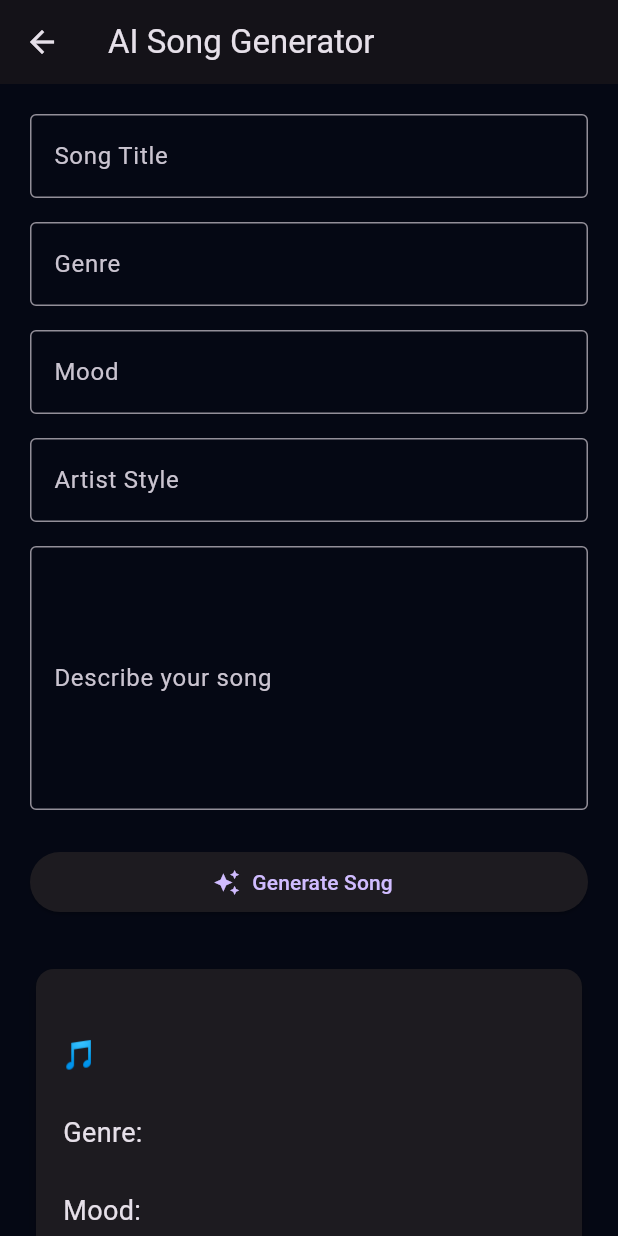
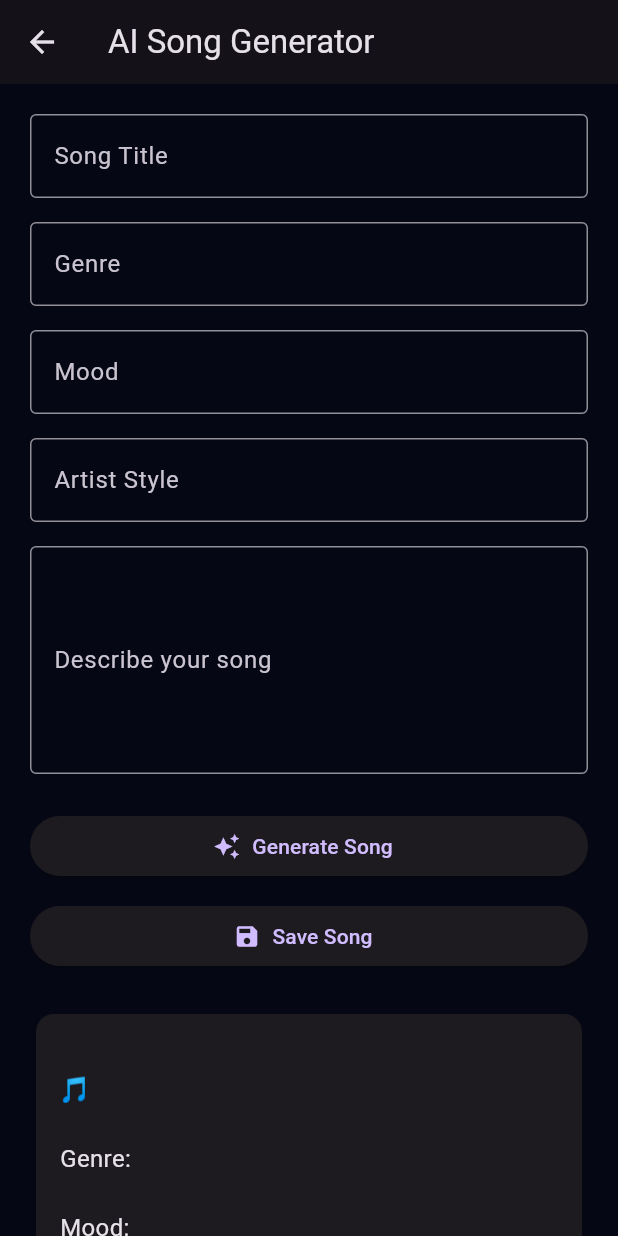
Before and after one commit to nickycyrus254/music254, a Flutter app: the SongGeneratorPage screen opened directly, after a tap on "Generate Song", on a phone screen of 412 x 824 dp. Run offline on Flutter 3.47's test engine with Material 3 defaults, Android fonts, the phone set to English and light mode, and no system bars.

Commit message:
Update song_generator_page.dart

```diff
--- a/lib/song_generator_page.dart
+++ b/lib/song_generator_page.dart
@@ -1,4 +1,7 @@
 import 'package:flutter/material.dart';
+
+import 'models/song.dart';
+import 'services/song_service.dart';
 
 class SongGeneratorPage extends StatefulWidget {
   const SongGeneratorPage({super.key});
@@ -8,7 +11,6 @@ class SongGeneratorPage extends StatefulWidget {
 }
 
 class _SongGeneratorPageState extends State<SongGeneratorPage> {
-
   final titleController = TextEditingController();
   final genreController = TextEditingController();
   final moodController = TextEditingController();
@@ -35,7 +37,7 @@ class _SongGeneratorPageState extends State<SongGeneratorPage> {
             ),
           ),
 
-          const SizedBox(height:16),
+          const SizedBox(height: 16),
 
           TextField(
             controller: genreController,
@@ -45,7 +47,7 @@ class _SongGeneratorPageState extends State<SongGeneratorPage> {
             ),
           ),
 
-          const SizedBox(height:16),
+          const SizedBox(height: 16),
 
           TextField(
             controller: moodController,
@@ -55,7 +57,7 @@ class _SongGeneratorPageState extends State<SongGeneratorPage> {
             ),
           ),
 
-          const SizedBox(height:16),
+          const SizedBox(height: 16),
 
           TextField(
             controller: artistController,
@@ -65,26 +67,24 @@ class _SongGeneratorPageState extends State<SongGeneratorPage> {
             ),
           ),
 
-          const SizedBox(height:16),
+          const SizedBox(height: 16),
 
           TextField(
             controller: promptController,
-            maxLines:6,
+            maxLines: 5,
             decoration: const InputDecoration(
               labelText: "Describe your song",
               border: OutlineInputBorder(),
             ),
           ),
 
-          const SizedBox(height:24),
+          const SizedBox(height: 24),
 
           ElevatedButton.icon(
             icon: const Icon(Icons.auto_awesome),
             label: const Text("Generate Song"),
-            onPressed: (){
-
+            onPressed: () {
               setState(() {
-
                 lyrics = """
 
 🎵 ${titleController.text}
@@ -93,44 +93,72 @@ Genre: ${genreController.text}
 
 Mood: ${moodController.text}
 
-Inspired by: ${artistController.text}
+Artist Style: ${artistController.text}
 
-
-Verse 1
+Prompt:
 
 ${promptController.text}
 
-This is where the real AI will generate complete lyrics.
+----------------------------
 
-
-Chorus
-
-MelodyVerse AI
-
-Where music ideas become reality.
+This is where AI-generated lyrics
+will appear in the next version
+of MelodyVerse AI.
 
 """;
+              });
+            },
+          ),
 
-              });
+          const SizedBox(height: 12),
+
+          ElevatedButton.icon(
+            icon: const Icon(Icons.save),
+            label: const Text("Save Song"),
+            onPressed: () {
+
+              SongService.saveSong(
+
+                Song(
+
+                  title: titleController.text,
+
+                  genre: genreController.text,
+
+                  mood: moodController.text,
+
+                  artist: artistController.text,
+
+                  prompt: promptController.text,
+
+                  lyrics: lyrics,
+
+                ),
+
+              );
+
+              ScaffoldMessenger.of(context).showSnackBar(
+                const SnackBar(
+                  content: Text("Song saved successfully!"),
+                ),
+              );
 
             },
           ),
 
-          const SizedBox(height:30),
+          const SizedBox(height: 24),
 
-          if(lyrics.isNotEmpty)
+          if (lyrics.isNotEmpty)
 
             Card(
-              elevation:4,
               child: Padding(
-                padding: const EdgeInsets.all(18),
+                padding: const EdgeInsets.all(16),
                 child: Text(
                   lyrics,
-                  style: const TextStyle(fontSize:18),
+                  style: const TextStyle(fontSize: 16),
                 ),
               ),
-            )
-
+            ),
         ],
       ),
     );
```
